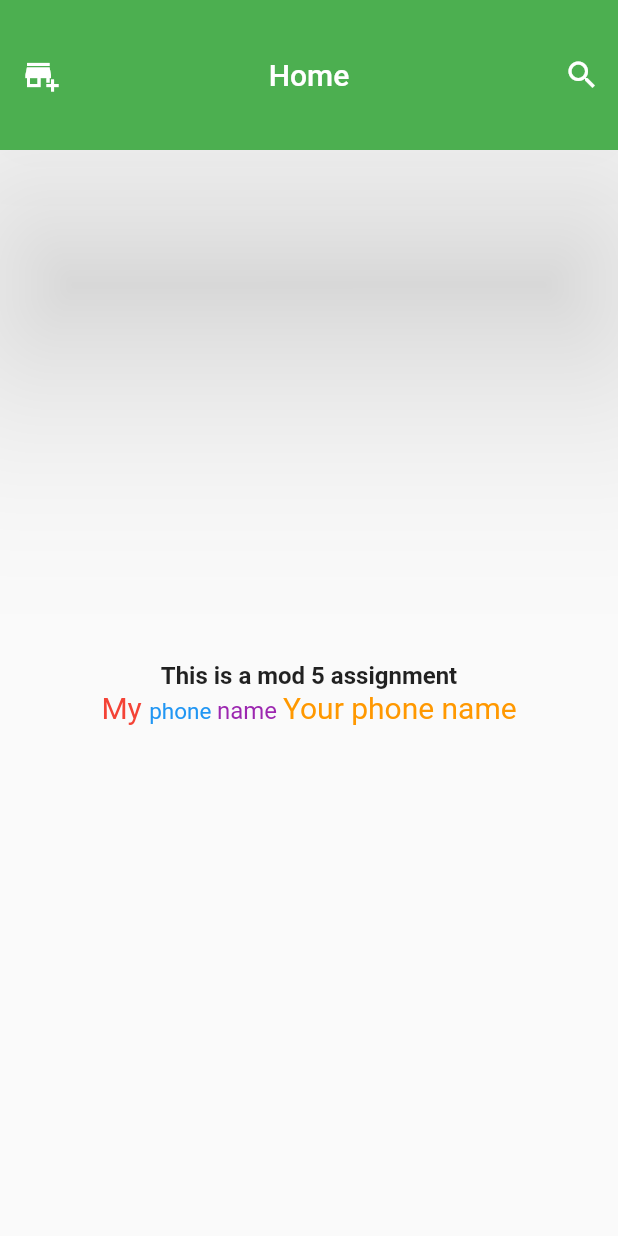
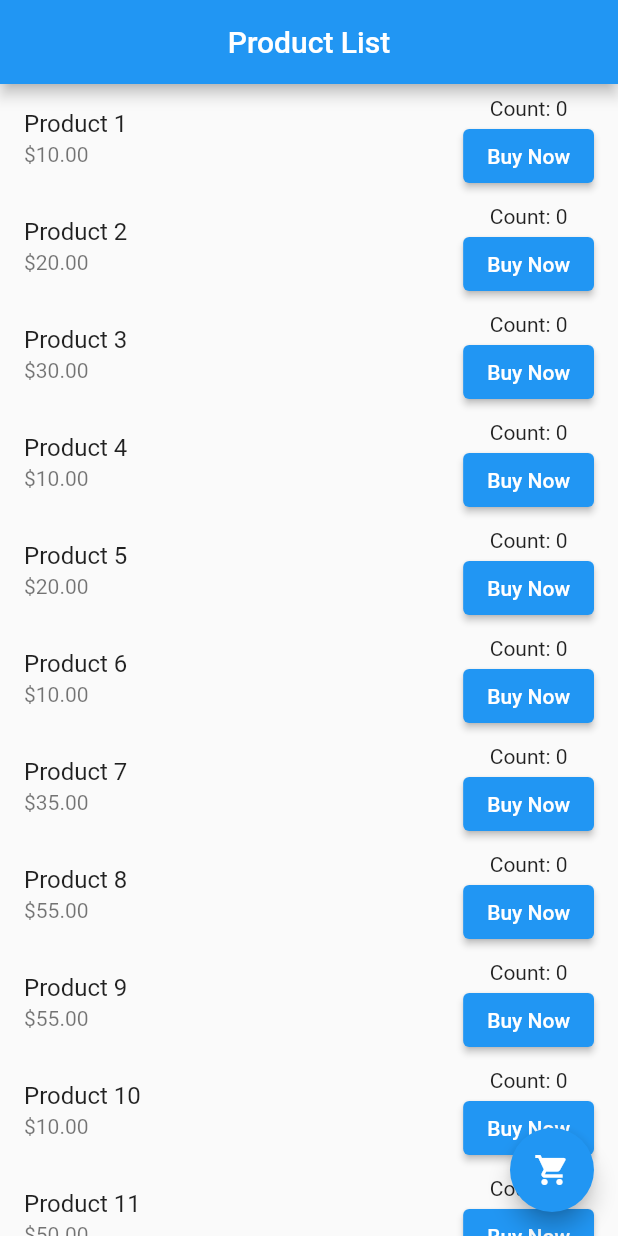
Before and after one commit to rahin04/assignments, a Flutter app: the screen it shows after launch, on a phone screen of 412 x 824 dp. Run offline on Flutter 3.47's test engine with Material 2 defaults, Android fonts, the phone set to English and light mode, and no system bars.

Commit message:
mod 7 assignment

```diff
--- a/lib/main.dart
+++ b/lib/main.dart
@@ -1,82 +1,190 @@
-import 'package:flutter/cupertino.dart';
 import 'package:flutter/material.dart';
 
-main(){
-  runApp(const myApp());
+void main() {
+  runApp(MyApp());
 }
 
-class myApp extends StatelessWidget{
-  const myApp({super.key});
+class MyApp extends StatelessWidget {
+  @override
+  Widget build(BuildContext context) {
+    return MaterialApp(
+      debugShowCheckedModeBanner: false,
+      home: ProductList(),
+    );
+  }
+}
+
+class ProductList extends StatefulWidget {
+  @override
+  ProductListState createState() {
+    return ProductListState();
+  }
+}
+
+class ProductListState extends State<ProductList> {
+  List<Product> products = [
+    Product(name: "Product 1", price: 10),
+    Product(name: "Product 2", price: 20),
+    Product(name: "Product 3", price: 30),
+    Product(name: "Product 4", price: 10),
+    Product(name: "Product 5", price: 20),
+    Product(name: "Product 6", price: 10),
+    Product(name: "Product 7", price: 35),
+    Product(name: "Product 8", price: 55),
+    Product(name: "Product 9", price: 55),
+    Product(name: "Product 10", price: 10),
+    Product(name: "Product 11", price: 50),
+    Product(name: "Product 12", price: 30),
+    Product(name: "Product 13", price: 10),
+  ];
 
   @override
   Widget build(BuildContext context) {
-
-    return const MaterialApp(home:homeActivity());
+    return Scaffold(
+      appBar: AppBar(
+        title: Center(child: Text('Product List')),
+      ),
+      body: ListView.builder(
+        itemCount: products.length,
+        itemBuilder: (context, index) {
+          return ListTile(
+            title: Text(products[index].name),
+            subtitle: Text('\$${products[index].price.toStringAsFixed(2)}'),
+            trailing: ProductCounter(
+              initialCount: products[index].count,
+              BuyNow: () {
+                setState(() {
+                  products[index].incrementCount();
+                  if (products[index].count == 5) {
+                    showCongratulationsDialog(products[index].name);
+                  }
+                });
+              },
+            ),
+          );
+        },
+      ),
+      floatingActionButton: FloatingActionButton(
+        onPressed: () {
+          Navigator.push(
+            context,
+            MaterialPageRoute(
+              builder: (context) {
+                return CartPage(products: products);
+              },
+            ),
+          );
+        },
+        child: Icon(Icons.shopping_cart),
+      ),
+      floatingActionButtonLocation: FloatingActionButtonLocation.endFloat,
+    );
   }
 
+  void showCongratulationsDialog(String productName) {
+    showDialog(
+      context: context,
+      builder: (BuildContext context) {
+        return AlertDialog(
+          title: Text('Congratulations!'),
+          content: Text('You\'ve bought 5 $productName!'),
+          actions: [
+            TextButton(
+              onPressed: () {
+                Navigator.of(context).pop();
+              },
+              child: Text('OK'),
+            ),
+          ],
+        );
+      },
+    );
+  }
 }
 
-class homeActivity extends StatelessWidget{
-  const homeActivity({super.key});
+class Product {
+  final String name;
+  final int price;
+  int count = 0;
+
+  Product({required this.name, required this.price});
+
+  void incrementCount() {
+    count++;
+  }
+}
+
+class ProductCounter extends StatefulWidget {
+  final VoidCallback BuyNow;
+  final int initialCount;
+
+  ProductCounter({required this.BuyNow, this.initialCount = 0});
+
+  @override
+  ProductCounterState createState() {
+    return ProductCounterState();
+  }
+}
+
+class ProductCounterState extends State<ProductCounter> {
+  int count = 0;
+
+  @override
+  void initState() {
+    super.initState();
+    count = widget.initialCount;
+  }
 
   @override
   Widget build(BuildContext context) {
+    return Column(
+      children: [
+        Text('Count: $count'),
+        ElevatedButton(
+          onPressed: () {
+            setState(() {
+              count++;
+              if (count == 5) {
+                widget.BuyNow();
+              }
+            });
+          },
+          child: Text('Buy Now'),
+        ),
+      ],
+    );
+  }
+}
 
+class CartPage extends StatelessWidget {
+  final List<Product> products;
+
+  CartPage({required this.products});
+
+  int getTotalBoughtProducts() {
+    return products.map((product) => product.count).fold(0, (a, b) => a + b);
+  }
+
+  @override
+  Widget build(BuildContext context) {
     return Scaffold(
       appBar: AppBar(
-        title: Text("Home"),
-        titleSpacing: 0,
-        centerTitle: true,
-        toolbarHeight: 100,
-        elevation: 70,
-        backgroundColor: Colors.green,
-        leading: Icon(Icons.add_business),
-        actions: <Widget>[
-          IconButton(icon: Icon(Icons.search, color: Colors.white), onPressed: (){},)
-        ],
-
+        title: Center(child: Text('Cart')),
       ),
-      body: Center(child: Column(
+      body: Center(
+        child: Column(
           mainAxisAlignment: MainAxisAlignment.center,
-        children: [
-          Text("This is a mod 5 assignment", style: TextStyle(fontWeight: FontWeight.bold, fontSize: 16)),
-          RichText(
-            text: TextSpan(
-              children: [
-                TextSpan(
-                  text: "My ",
-                  style: TextStyle(fontSize: 20, color: Colors.red),
-                ),
-                TextSpan(
-                  text: "phone ",
-                  style: TextStyle(fontSize: 15, color: Colors.blue),
-                ),
-                TextSpan(
-                  text: "name ",
-                  style: TextStyle(fontSize: 16, color: Colors.purple),
-                ),
-
-                TextSpan(
-                  text: "Your ",
-                  style: TextStyle(fontSize: 20, color: Colors.orange),
-                ),
-                TextSpan(
-                  text: "phone ",
-                  style: TextStyle(fontSize: 20, color: Colors.orange),
-                ),
-                TextSpan(
-                  text: "name",
-                  style: TextStyle(fontSize: 20, color: Colors.orange),
-                ),
-              ],
+          children: [
+            Text('Total Products Bought:',
+              style: TextStyle(fontSize: 24),
             ),
-          ),
-
-    ],
-      )
-      )
+            Text(
+              '${getTotalBoughtProducts()}',
+              style: TextStyle(fontSize: 36, fontWeight: FontWeight.bold),
+            ),
+          ],
+        ),
+      ),
     );
   }
-
-
 }
```
